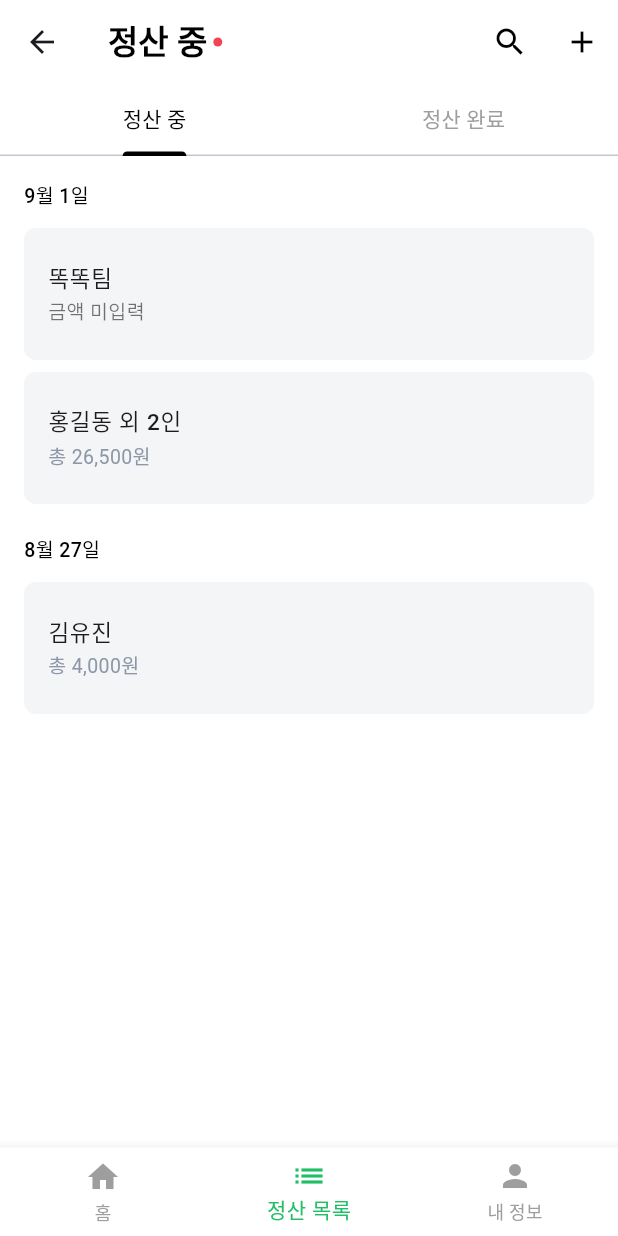
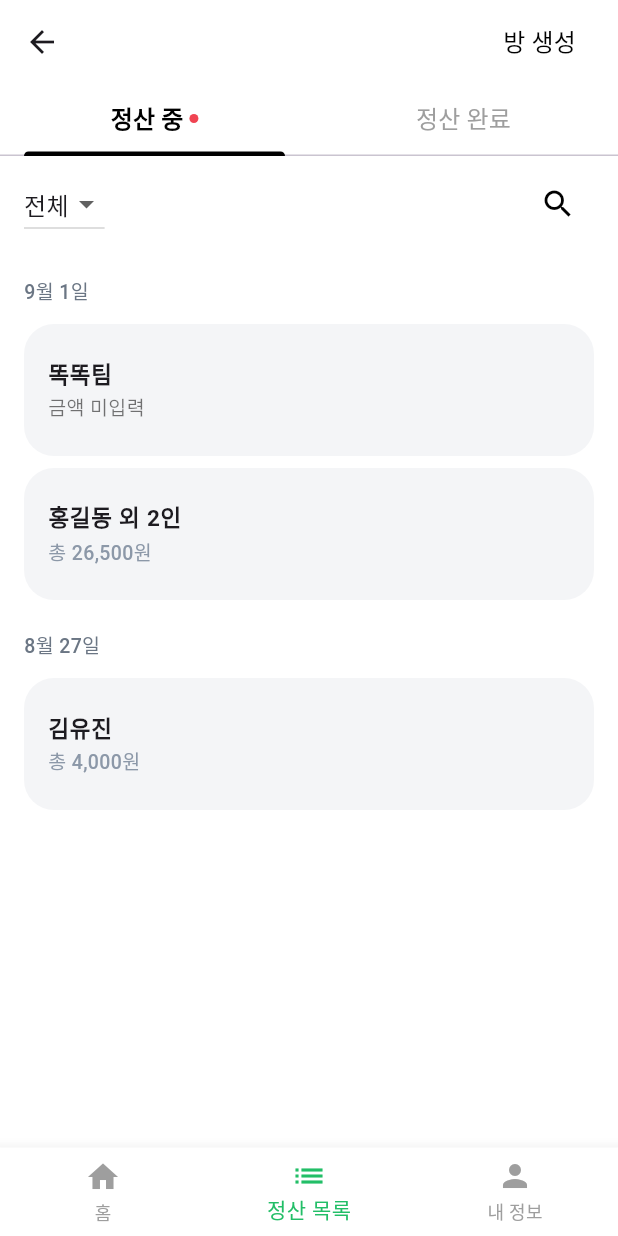
Before and after one commit to Bada35/ttokttok, a Flutter app: the AdjustmentListPage screen opened by its route, on a phone screen of 412 x 824 dp. Run offline on Flutter 3.47's test engine with Material 3 defaults, Android fonts, the phone set to English and light mode, and no system bars; our stand-ins replace device_info_plus, flutter_dotenv, flutter_svg, get, shared_preferences; missing offline and left inert: kakao_flutter_sdk; accounts and stored records are empty.

Commit message:
feat: 정산 목록 페이지 기본 틀 및 디자인 구현 (#5)

```diff
--- a/fe/lib/pages/adjustment/adjustment_list_page.dart
+++ b/fe/lib/pages/adjustment/adjustment_list_page.dart
@@ -33,16 +33,50 @@ class _AdjustmentListPageState extends State<AdjustmentListPage>
       appBar: AppBar(
         backgroundColor: Colors.white,
         elevation: 0,
-        title: Row(
+        actions: [
+          Padding(
+            padding: const EdgeInsets.only(right: 16.0),
+            child: TextButton(
+              onPressed: () {
+                Navigator.pushNamed(context, '/create-room');
+              },
+              child: const Text(
+                '방 생성',
+                style: TextStyle(
+                  color: Colors.black,
+                  fontSize: 16,
+                  fontWeight: FontWeight.w500,
+                ),
+              ),
+            ),
+          ),
+        ],
+      ),
+      body: Column(
         children: [
-            Text(
-              _tabController.index == 0 ? '정산 중' : '정산 완료',
-              style: const TextStyle(
-                color: Colors.black,
+          Container(
+            child: Column(
+              children: [
+                TabBar(
+                  controller: _tabController,
+                  labelColor: Colors.black,
+                  unselectedLabelColor: Colors.grey,
+                  indicatorColor: Colors.black,
+                  labelStyle: const TextStyle(
+                    fontSize: 16,
                     fontWeight: FontWeight.bold,
                   ),
+                  unselectedLabelStyle: const TextStyle(
+                    fontSize: 16,
+                    fontWeight: FontWeight.normal,
                   ),
-            if (_tabController.index == 0 && hasUnreadNotifications)
+                  tabs: [
+                    Tab(
+                      child: Row(
+                        mainAxisAlignment: MainAxisAlignment.center,
+                        children: [
+                          const Text('정산 중'),
+                          if (hasUnreadNotifications)
                             Container(
                               margin: const EdgeInsets.only(left: 4),
                               width: 6,
@@ -54,35 +88,44 @@ class _AdjustmentListPageState extends State<AdjustmentListPage>
                             ),
                         ],
                       ),
-        actions: [
+                    ),
+                    const Tab(text: '정산 완료'),
+                  ],
+                ),
+                Padding(
+                  padding: const EdgeInsets.fromLTRB(16, 8, 16, 8),
+                  child: Row(
+                    mainAxisAlignment: MainAxisAlignment.spaceBetween,
+                    children: [
+                      DropdownButton<String>(
+                        value: selectedFilter,
+                        items: <String>['전체', '개인', '단체']
+                            .map<DropdownMenuItem<String>>((String value) {
+                          return DropdownMenuItem<String>(
+                            value: value,
+                            child: Text(value),
+                          );
+                        }).toList(),
+                        onChanged: (String? newValue) {
+                          setState(() {
+                            selectedFilter = newValue!;
+                          });
+                        },
+                      ),
                       IconButton(
                         icon: const Icon(Icons.search, color: Colors.black),
                         onPressed: () {
                           // TODO: 검색 기능 구현
                         },
                       ),
-          IconButton(
-            icon: const Icon(Icons.add, color: Colors.black),
-            onPressed: () {
-              Navigator.pushNamed(context, '/create-room');
-            },
-          ),
-        ],
-        bottom: TabBar(
-          controller: _tabController,
-          labelColor: Colors.black,
-          unselectedLabelColor: Colors.grey,
-          indicatorColor: Colors.black,
-          onTap: (index) {
-            setState(() {}); // 탭 변경 시 제목 업데이트를 위해
-          },
-          tabs: const [
-            Tab(text: '정산 중'),
-            Tab(text: '정산 완료'),
                     ],
                   ),
                 ),
-      body: TabBarView(
+              ],
+            ),
+          ),
+          Expanded(
+            child: TabBarView(
               controller: _tabController,
               children: [
                 // 정산 중 탭
@@ -108,6 +151,9 @@ class _AdjustmentListPageState extends State<AdjustmentListPage>
                 ),
               ],
             ),
+          ),
+        ],
+      ),
       bottomNavigationBar: const CustomBottomNavigationBar(currentIndex: 1),
     );
   }
@@ -122,7 +168,7 @@ class _AdjustmentListPageState extends State<AdjustmentListPage>
             date,
             style: const TextStyle(
               fontSize: 13,
-              color: Colors.black,
+              color: Color(0xFF6B7684),
               fontWeight: FontWeight.w500,
             ),
           ),
@@ -137,7 +183,7 @@ class _AdjustmentListPageState extends State<AdjustmentListPage>
       margin: const EdgeInsets.symmetric(horizontal: 16, vertical: 4),
       decoration: BoxDecoration(
         color: const Color(0xFFF4F5F7),
-        borderRadius: BorderRadius.circular(8),
+        borderRadius: BorderRadius.circular(20),
       ),
       child: ListTile(
         contentPadding: const EdgeInsets.symmetric(horizontal: 16, vertical: 8),
@@ -145,7 +191,7 @@ class _AdjustmentListPageState extends State<AdjustmentListPage>
           title,
           style: const TextStyle(
             fontSize: 15,
-            fontWeight: FontWeight.w500,
+            fontWeight: FontWeight.bold,
           ),
         ),
         subtitle: Text(
@@ -154,6 +200,7 @@ class _AdjustmentListPageState extends State<AdjustmentListPage>
             fontSize: 13,
             color: hasAmount ? const Color(0xFF8C98A8) : Colors.black54,
             height: 1.8,
+            fontWeight: FontWeight.w500,
           ),
         ),
         onTap: () {
```
Lines whose indentation alone changed are shown as unchanged.
